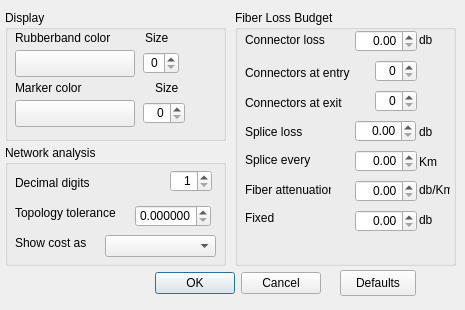
Above: DlgConfiguration.ui from fryktoria/On-the-Fly-Shortest-Path before the change. Below: the same form after it.
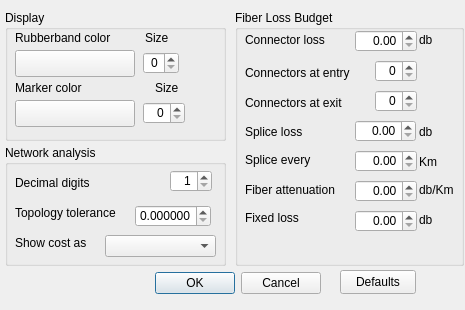
That is the form after the change. Custom widgets are drawn as their Qt base class.

Diff of the .ui file:
```diff
--- a/DlgConfiguration.ui
+++ b/DlgConfiguration.ui
@@ -237,7 +237,7 @@
      <rect>
       <x>10</x>
       <y>60</y>
-      <width>111</width>
+      <width>119</width>
       <height>16</height>
      </rect>
     </property>
@@ -302,7 +302,7 @@
     <rect>
      <x>235</x>
      <y>10</y>
-     <width>221</width>
+     <width>229</width>
      <height>256</height>
     </rect>
    </property>
@@ -330,7 +330,7 @@
      <rect>
       <x>184</x>
       <y>22</y>
-      <width>21</width>
+      <width>35</width>
       <height>16</height>
      </rect>
     </property>
@@ -343,7 +343,7 @@
      <rect>
       <x>10</x>
       <y>55</y>
-      <width>106</width>
+      <width>131</width>
       <height>16</height>
      </rect>
     </property>
@@ -359,7 +359,7 @@
      <rect>
       <x>10</x>
       <y>114</y>
-      <width>71</width>
+      <width>105</width>
       <height>16</height>
      </rect>
     </property>
@@ -372,7 +372,7 @@
      <rect>
       <x>10</x>
       <y>142</y>
-      <width>81</width>
+      <width>107</width>
       <height>16</height>
      </rect>
     </property>
@@ -385,7 +385,7 @@
      <rect>
       <x>10</x>
       <y>172</y>
-      <width>86</width>
+      <width>109</width>
       <height>16</height>
      </rect>
     </property>
@@ -436,7 +436,7 @@
      <rect>
       <x>184</x>
       <y>114</y>
-      <width>21</width>
+      <width>35</width>
       <height>16</height>
      </rect>
     </property>
@@ -468,7 +468,7 @@
      <rect>
       <x>184</x>
       <y>144</y>
-      <width>21</width>
+      <width>35</width>
       <height>16</height>
      </rect>
     </property>
@@ -519,7 +519,7 @@
      <rect>
       <x>184</x>
       <y>172</y>
-      <width>31</width>
+      <width>41</width>
       <height>16</height>
      </rect>
     </property>
@@ -532,7 +532,7 @@
      <rect>
       <x>10</x>
       <y>85</y>
-      <width>111</width>
+      <width>131</width>
       <height>16</height>
      </rect>
     </property>
@@ -563,7 +563,7 @@
      </rect>
     </property>
     <property name="text">
-     <string>Fixed</string>
+     <string>Fixed loss</string>
     </property>
    </widget>
    <widget class="QDoubleSpinBox" name="fixedLoss">
@@ -584,7 +584,7 @@
      <rect>
       <x>184</x>
       <y>202</y>
-      <width>21</width>
+      <width>37</width>
       <height>16</height>
      </rect>
     </property>
@@ -599,7 +599,7 @@
      <x>340</x>
      <y>270</y>
      <width>76</width>
-     <height>26</height>
+     <height>24</height>
     </rect>
    </property>
    <property name="text">
```
Left out of the diff: 3 changed lines with no effect on the pictures.
